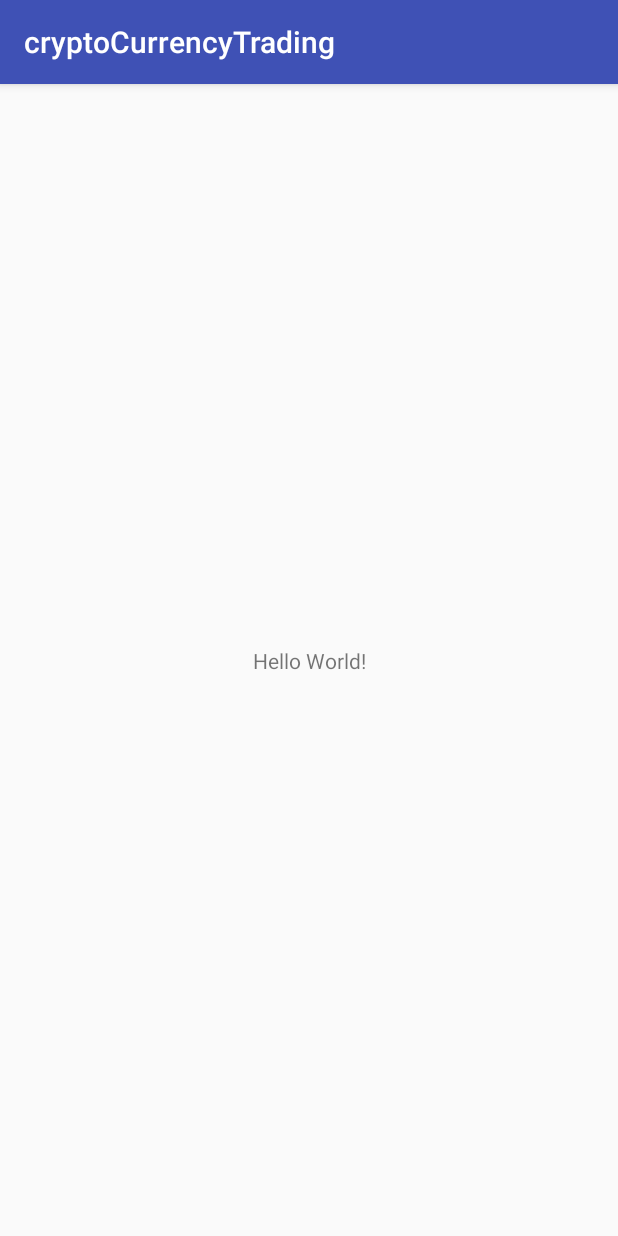
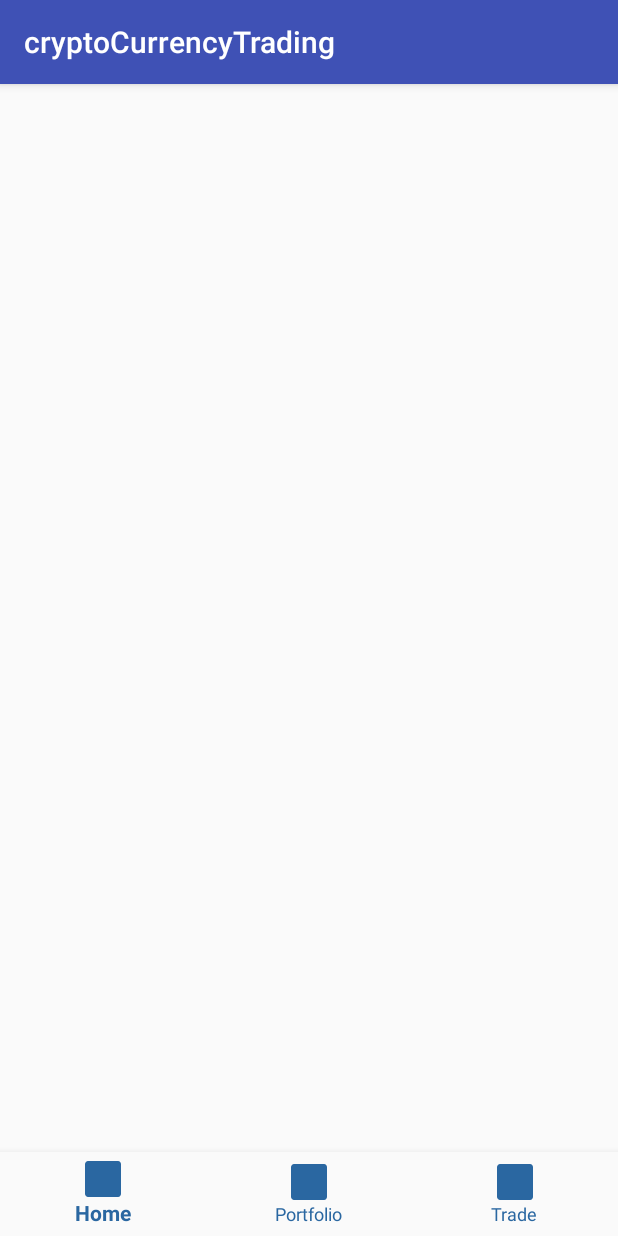
Before and after one commit to pyroblaster/cryptoCurrencyTrade, an Android app: the MainActivity screen opened directly, with no data from a screen before it, on a phone screen of 412 x 824 dp. Run offline under Robolectric (Android 15) with nearby library versions, the phone set to English and light mode, and no system bars.

Commit message:
fragments, adapter, viewholder, recyclerview, navigation....

```diff
--- a/app/build.gradle
+++ b/app/build.gradle
@@ -29,6 +29,7 @@ dependencies {
     implementation 'com.android.support:appcompat-v7:28.0.0-rc01'
     implementation 'com.android.support:cardview-v7:28.0.0-rc01'
     implementation 'com.android.support:recyclerview-v7:28.0.0-rc01'
+    implementation 'com.android.support:design:28.0.0-rc01'
 
     implementation 'com.google.code.gson:gson:2.8.2'
     implementation 'com.squareup.retrofit2:retrofit:2.3.0'
--- a/app/src/main/java/com/reptil/panda/cryptocurrencytrading/ui/LoginActivity.kt
+++ b/app/src/main/java/com/reptil/panda/cryptocurrencytrading/ui/LoginActivity.kt
@@ -16,7 +16,6 @@ class LoginActivity : AppCompatActivity() {
         if (users.isEmpty()) {
             userDao.insert(userData = UserData(UUID.randomUUID().toString(), 10000.0))
 
-        }
-        //IDI NA MAIN
+        }        //IDI NA MAIN
     }
 }
--- a/app/src/main/res/layout/activity_main.xml
+++ b/app/src/main/res/layout/activity_main.xml
@@ -2,15 +2,25 @@
 <android.support.constraint.ConstraintLayout xmlns:android="http://schemas.android.com/apk/res/android"
     xmlns:app="http://schemas.android.com/apk/res-auto"
     xmlns:tools="http://schemas.android.com/tools"
+    android:id="@+id/container"
     android:layout_width="match_parent"
     android:layout_height="match_parent"
     tools:context=".MainActivity">
-    <TextView
-        android:layout_width="wrap_content"
+
+    <android.support.design.widget.BottomNavigationView
+        android:id="@+id/navigation"
+        android:layout_width="0dp"
         android:layout_height="wrap_content"
-        android:text="Hello World!"
+        android:layout_marginEnd="0dp"
+        android:layout_marginStart="0dp"
+        android:background="?android:attr/windowBackground"
         app:layout_constraintBottom_toBottomOf="parent"
         app:layout_constraintLeft_toLeftOf="parent"
         app:layout_constraintRight_toRightOf="parent"
-        app:layout_constraintTop_toTopOf="parent" />
+        app:menu="@menu/navigation"
+        app:itemIconTint="@color/colorTextIconBar"
+        app:itemTextColor="@color/colorTextIconBar"
+        />
+
+
 </android.support.constraint.ConstraintLayout>
--- /dev/null
+++ b/app/src/main/res/menu/navigation.xml
@@ -0,0 +1,19 @@
+<?xml version="1.0" encoding="utf-8"?>
+    <menu xmlns:android="http://schemas.android.com/apk/res/android">
+
+        <item
+            android:id="@+id/navigation_home"
+            android:icon="@mipmap/ic_launcher_round"
+            android:title="@string/title_home" />
+
+        <item
+            android:id="@+id/navigation_portfolio"
+            android:icon="@mipmap/ic_launcher_round"
+            android:title="@string/title_portfolio" />
+
+        <item
+            android:id="@+id/navigation_trade"
+            android:icon="@mipmap/ic_launcher_round"
+            android:title="@string/title_trade" />
+
+</menu>
--- a/app/src/main/res/values/colors.xml
+++ b/app/src/main/res/values/colors.xml
@@ -1,6 +1,8 @@
 <?xml version="1.0" encoding="utf-8"?>
 <resources>
+    <color name="white">#ffffff</color>
     <color name="colorPrimary">#3F51B5</color>
     <color name="colorPrimaryDark">#303F9F</color>
     <color name="colorAccent">#FF4081</color>
+    <color name="colorTextIconBar">#2a67a1</color>
 </resources>
--- /dev/null
+++ b/app/src/main/res/values/dimens.xml
@@ -0,0 +1,6 @@
+<?xml version="1.0" encoding="utf-8"?>
+<resources>
+    <!-- Default screen margins, per the Android Design guidelines. -->
+    <dimen name="activity_horizontal_margin">16dp</dimen>
+    <dimen name="activity_vertical_margin">16dp</dimen>
+</resources>
--- a/app/src/main/res/values/strings.xml
+++ b/app/src/main/res/values/strings.xml
@@ -1,4 +1,9 @@
 <resources>
     <string name="app_name">cryptoCurrencyTrading</string>
+
+    <string name="title_home">Home</string>
+    <string name="title_portfolio">Portfolio</string>
+    <string name="title_trade">Trade</string>
+
     <string name="hello_blank_fragment">Hello World!</string>
 </resources>
```
Also changed, not shown: app/src/main/java/com/reptil/panda/cryptocurrencytrading/MainActivity.kt (+37 -0 lines), app/src/main/java/com/reptil/panda/cryptocurrencytrading/fragments/HomeFragment.kt (added, +39 -0 lines), app/src/main/java/com/reptil/panda/cryptocurrencytrading/ui/CoinModelAdapter.kt (added, +37 -0 lines), app/src/main/java/com/reptil/panda/cryptocurrencytrading/ui/CoinModelViewHolder.kt (added, +20 -0 lines), app/src/main/res/layout/fragment_home.xml (added, +17 -0 lines), app/src/main/res/layout/fragment_trade.xml (renamed from app/src/main/res/layout/trade_fragment.xml).
